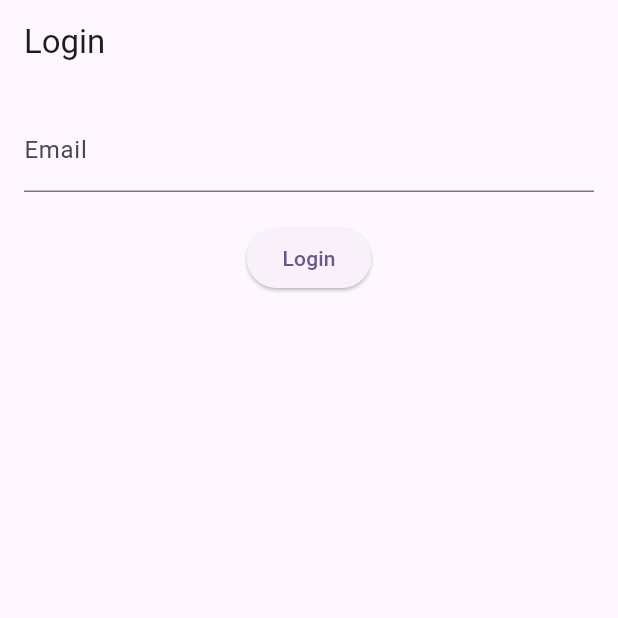
After one commit to BeatriceNakabanda/stockmate_app, a Flutter app: the screen it shows after launch, on a phone screen of 412 x 824 dp, the top half of it. The commit adds this screen. Run offline on Flutter 3.47's test engine with Material 3 defaults, Android fonts, the phone set to English and light mode, and no system bars; our stand-ins replace objectbox; generated files the repository leaves out were written again.

Commit message:
Enabled users to login

```diff
--- a/lib/main.dart
+++ b/lib/main.dart
@@ -1,5 +1,6 @@
 import 'package:flutter/material.dart';
 import 'package:stockmate_app/screens/register_screen.dart';
+import 'screens/login_screen.dart';
 import 'services/objectbox_service.dart';
 
 late ObjectBoxService objectBox;
@@ -25,7 +26,7 @@ class MyApp extends StatelessWidget {
       theme: ThemeData(
         colorScheme: ColorScheme.fromSeed(seedColor: Colors.deepPurple),
       ),
-      home: RegisterScreen(),
+      home: const LoginScreen(),
     );
   }
 }
--- /dev/null
+++ b/lib/screens/login_screen.dart
@@ -0,0 +1,78 @@
+import 'package:flutter/material.dart';
+import 'package:stockmate_app/objectbox.g.dart';
+import '../models/user_model.dart';
+import '../main.dart';
+import 'home_screen.dart';
+
+class LoginScreen extends StatefulWidget {
+  const LoginScreen({super.key});
+
+  @override
+  State<LoginScreen> createState() => _LoginScreenState();
+}
+
+class _LoginScreenState extends State<LoginScreen> {
+  final TextEditingController _emailController = TextEditingController();
+  final GlobalKey<FormState> _formKey = GlobalKey<FormState>();
+
+  void _login(BuildContext context) {
+    final email = _emailController.text.trim();
+
+    final query = objectBox.userBox
+        .query(UserModel_.email.equals(email))
+        .build();
+
+    final user = query.findFirst();
+    query.close();
+
+    if (user != null) {
+      ScaffoldMessenger.of(context).showSnackBar(
+        SnackBar(content: Text("✅ Welcome, ${user.firstName}!")),
+      );
+
+      // Navigate to home screen
+      Navigator.pushReplacement(
+        context,
+        MaterialPageRoute(
+          builder: (_) => HomeScreen(user: user),
+        ),
+      );
+    } else {
+      ScaffoldMessenger.of(context).showSnackBar(
+        const SnackBar(content: Text("❌ User not found")),
+      );
+    }
+  }
+
+  @override
+  Widget build(BuildContext context) {
+    return Scaffold(
+      appBar: AppBar(title: const Text("Login")),
+      body: Padding(
+        padding: const EdgeInsets.all(16),
+        child: Form(
+          key: _formKey,
+          child: Column(
+            children: [
+              TextFormField(
+                controller: _emailController,
+                decoration: const InputDecoration(labelText: "Email"),
+                validator: (value) =>
+                    value == null || value.isEmpty ? "Enter email" : null,
+              ),
+              const SizedBox(height: 20),
+              ElevatedButton(
+                onPressed: () {
+                  if (_formKey.currentState!.validate()) {
+                    _login(context);
+                  }
+                },
+                child: const Text("Login"),
+              ),
+            ],
+          ),
+        ),
+      ),
+    );
+  }
+}
```
Also changed, not shown: lib/screens/home_screen.dart (added, +71 -0 lines).
